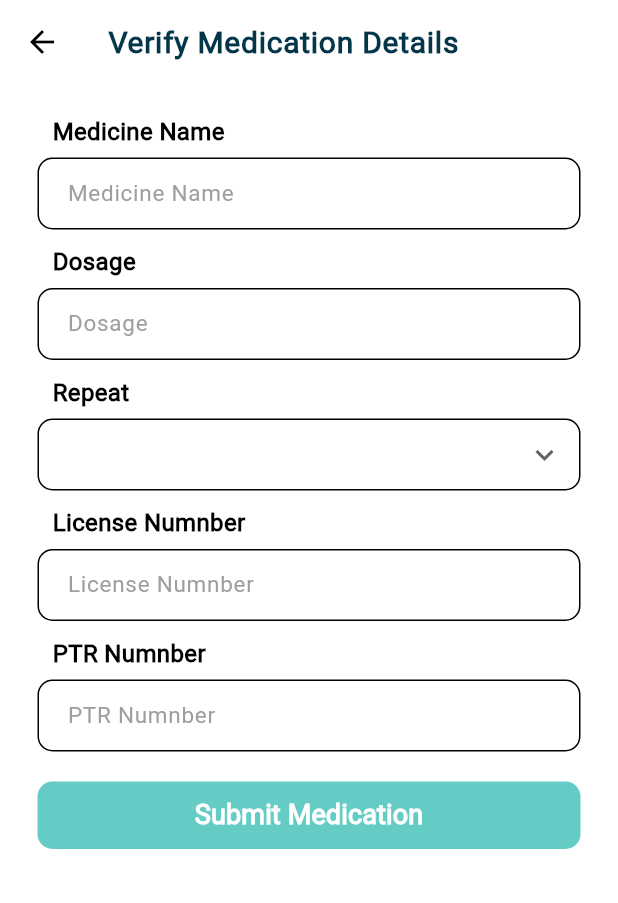
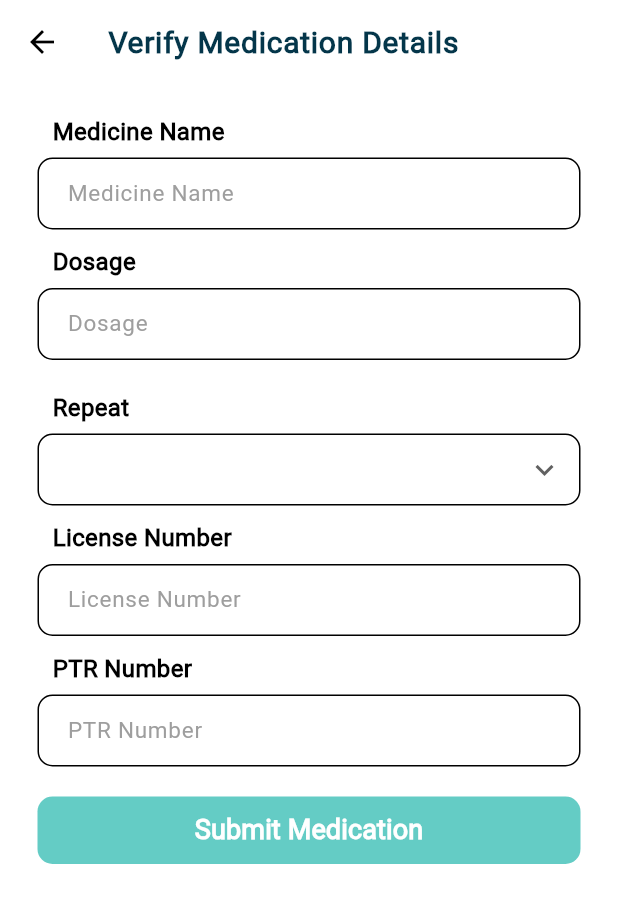
Before and after one commit to lbsomoson/diabuddy, a Flutter app: the VerifySubmit screen opened directly with empty values, on a phone screen of 412 x 824 dp. Shown: the top 903 px of the screen. Run offline on Flutter 3.47's test engine with Material 3 defaults, Android fonts, the phone set to English and light mode, and no system bars; our stand-ins replace cloud_firestore, connectivity_plus, equatable, firebase_auth, firebase_core, fl_chart and 15 more; missing offline and left inert: flutter_tesseract_ocr, gtext, pytorch_lite, semicircle_indicator, translator, vertical_weight_slider and 1 more; accounts and stored records are empty; project files that could hold a hidden picture were left out.

```diff
--- a/lib/screens/reader.dart
+++ b/lib/screens/reader.dart
@@ -43,6 +43,8 @@ class _VerifySubmitState extends State<VerifySubmit> {
       print("Notification clicked");
       print(event);
     });
+
+    print(widget.medicationIntake.time);
   }
 
   var items = [
@@ -93,32 +95,63 @@ class _VerifySubmitState extends State<VerifySubmit> {
                 const SizedBox(
                   height: 10,
                 ),
-                Column(
-                  children: List.generate(
-                    widget.medicationIntake.time.length,
-                    (index) => Column(
+                // Column(
+                //   children: List.generate(
+                //     widget.medicationIntake.time.length,
+                //     (index) => Column(
+                //       children: [
+                //         TimePickerWidget(
+                //           initialValue: widget.medicationIntake.time[index],
+                //           callback: (String value) {
+                //             setState(() {
+                //               widget.medicationIntake.time.clear();
+                //               widget.medicationIntake.time.add(value);
+                //             });
+                //           },
+                //           hintText: "Time",
+                //           label: "Time",
+                //         ),
+                //         const SizedBox(height: 10.0),
+                //       ],
+                //     ),
+                //   ).toList(),
+                // ),
+                widget.medicationIntake.time.isEmpty
+                    ? const SizedBox()
+                    : Column(
+                        crossAxisAlignment: CrossAxisAlignment.center,
+                        mainAxisAlignment: MainAxisAlignment.spaceBetween,
                         children: [
-                        // Text(
-                        //   widget.medicationIntake.time[index],
-                        // ),
-                        TimePickerWidget(
+                          const SizedBox(
+                            height: 5,
+                          ),
+                          ListView.separated(
+                              separatorBuilder:
+                                  (BuildContext context, int index) {
+                                return const SizedBox(height: 5.0);
+                              },
+                              physics: const NeverScrollableScrollPhysics(),
+                              shrinkWrap: true,
+                              itemCount: widget.medicationIntake.time.length,
+                              itemBuilder: (BuildContext context, int index) {
+                                return TimePickerWidget(
+                                  initialValue:
+                                      widget.medicationIntake.time[index],
                                   callback: (String value) {
                                     setState(() {
-                              widget.medicationIntake.time.clear();
-                              widget.medicationIntake.time.add(value);
+                                      widget.medicationIntake.time[index] =
+                                          value;
                                     });
                                   },
                                   hintText: "Time",
-                          label: "Time",
-                        ),
-                        const SizedBox(height: 10.0),
+                                  label: index == 0 ? "Time" : null,
+                                );
+                              }),
                         ],
                       ),
-                  ).toList(),
+                const SizedBox(
+                  height: 10,
                 ),
-                // const SizedBox(
-                //   height: 10,
-                // ),
                 const Padding(
                   padding: EdgeInsets.only(left: 10),
                   child: TextWidget(text: "Repeat", style: 'bodyMedium'),
@@ -172,8 +205,8 @@ class _VerifySubmitState extends State<VerifySubmit> {
                       widget.medicationIntake.verifiedBy?['licenseNo'] = val;
                     });
                   },
-                  hintText: 'License Numnber',
-                  label: 'License Numnber',
+                  hintText: 'License Number',
+                  label: 'License Number',
                   type: 'String',
                 ),
                 const SizedBox(
@@ -187,8 +220,8 @@ class _VerifySubmitState extends State<VerifySubmit> {
                       widget.medicationIntake.verifiedBy?['ptrNo'] = val;
                     });
                   },
-                  hintText: 'PTR Numnber',
-                  label: 'PTR Numnber',
+                  hintText: 'PTR Number',
+                  label: 'PTR Number',
                   type: 'String',
                 ),
                 const SizedBox(
```
Also changed, not shown: lib/screens/add_medication.dart (+6 -5 lines), lib/screens/edit_medication.dart (+40 -9 lines). Lines whose indentation alone changed are shown as unchanged.
